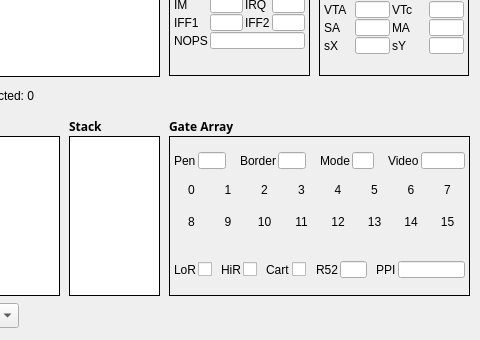
Old version of the form Debugger.ui in the repository abalore/Cadence; both pictures show x 361 to 841 and y 224 to 564 of the 841 by 564 pixel window.
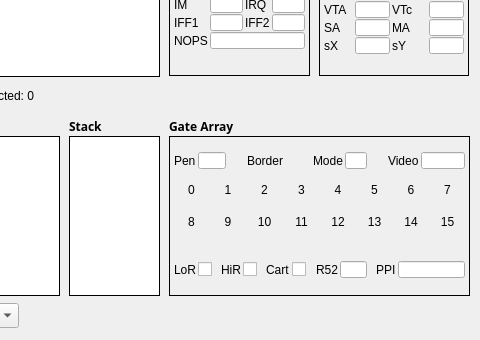
New version of the form.

```diff
--- a/Debugger.ui
+++ b/Debugger.ui
@@ -934,7 +934,7 @@
        </widget>
       </item>
       <item>
-       <widget class="QLineEdit" name="txtBorder">
+       <widget class="QLabel" name="txtBorder">
         <property name="minimumSize">
          <size>
           <width>0</width>
@@ -943,19 +943,13 @@
         </property>
         <property name="maximumSize">
          <size>
-          <width>28</width>
+          <width>32</width>
           <height>17</height>
          </size>
         </property>
-        <property name="maxLength">
-         <number>2</number>
-        </property>
         <property name="alignment">
          <set>Qt::AlignCenter</set>
         </property>
-        <property name="readOnly">
-         <bool>true</bool>
-        </property>
        </widget>
       </item>
       <item>
```
